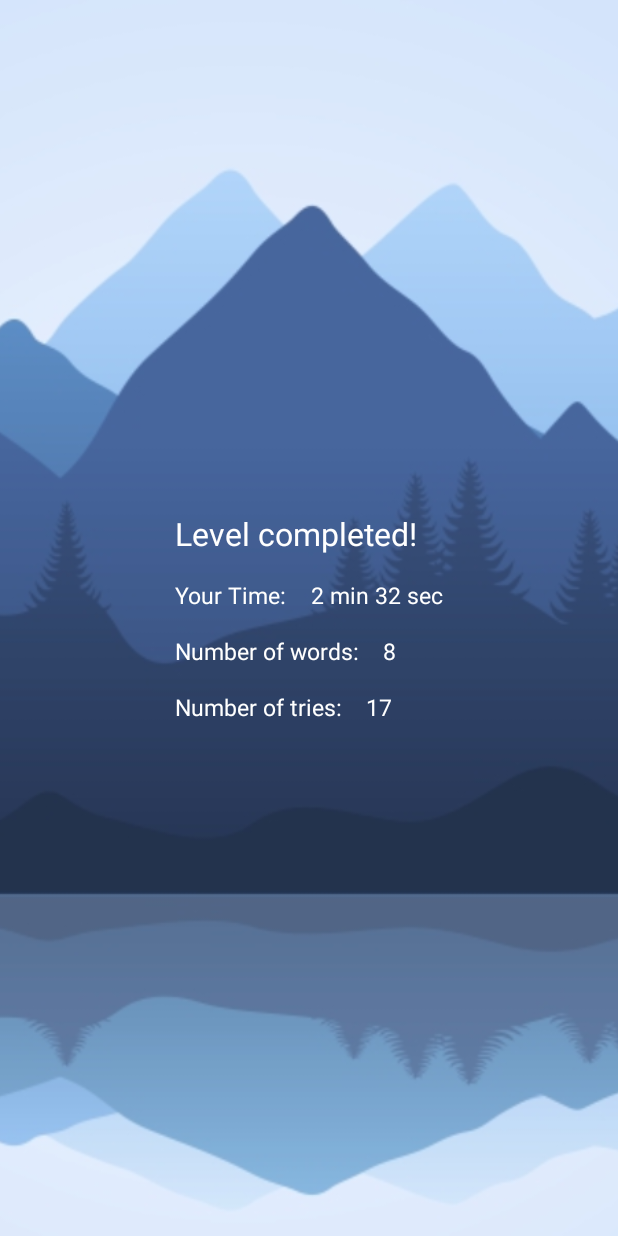
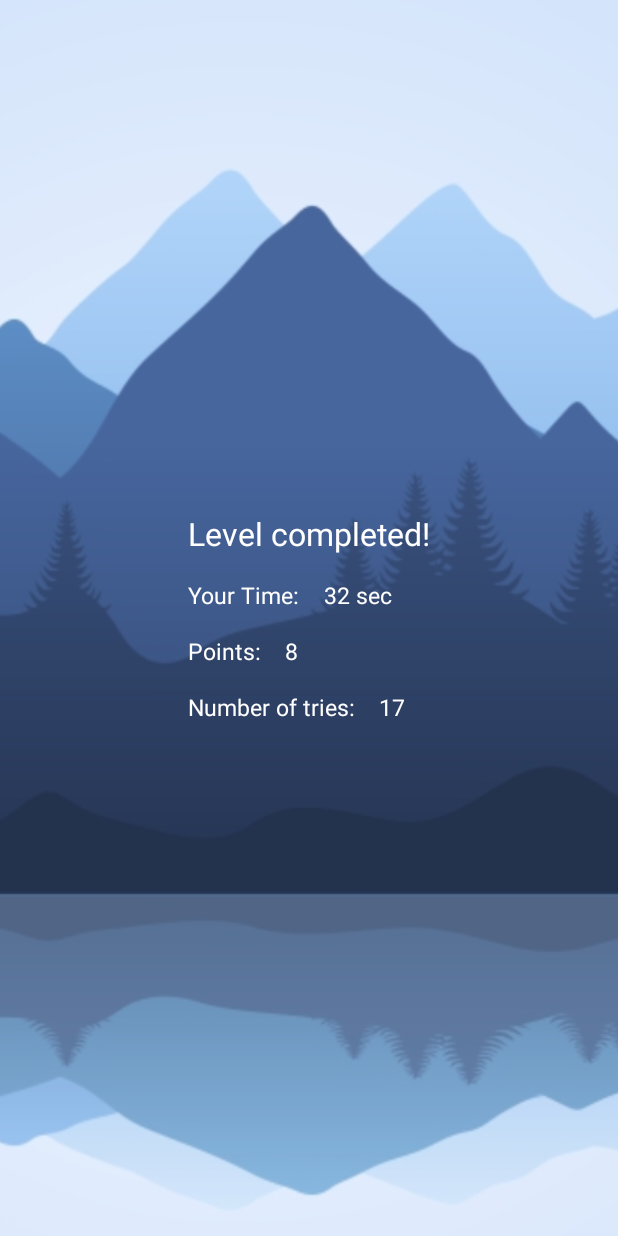
Before and after one commit to vaaz1/DoubleSpeak, an Android app: the layout activity_win.xml on its own in the app's theme, with its tools: preview values and no code run, on a phone screen of 412 x 824 dp. Run offline under Robolectric (Android 15) with nearby library versions, the phone set to English and light mode, and no system bars.

Commit message:
card_item layout activity_win screen

```diff
--- a/app/src/main/java/com/example/android/doublespeak/activities/GameFinishActivity.java
+++ b/app/src/main/java/com/example/android/doublespeak/activities/GameFinishActivity.java
@@ -24,10 +24,11 @@ public class GameFinishActivity extends AppCompatActivity {
         setContentView(R.layout.activity_win);
 
         Intent intent = getIntent();
-        text_time = intent.getStringExtra("time");
+        text_time = intent.getStringExtra("time")+" sec";
         text_points = intent.getStringExtra("points");
         text_tries = intent.getStringExtra("tries");
         text_win_lose = intent.getStringExtra("win_lose");
+
 
 
         TextView timeTextView = findViewById(R.id.time_score);
--- a/app/src/main/java/com/example/android/doublespeak/carddata/Animal.java
+++ b/app/src/main/java/com/example/android/doublespeak/carddata/Animal.java
@@ -24,7 +24,7 @@ public class Animal extends CardLanguage {
         addEasyLanguages("Affe");
         addEasyLanguages("Kuh");
         addEasyLanguages("Esel");
-        addEasyLanguages("Raupe");
+        addEasyLanguages("Taube");
         addEasyLanguages("Pfau");
         addEasyLanguages("Hai");
         addEasyLanguages("Reh");
--- a/app/src/main/res/layout/activity_win.xml
+++ b/app/src/main/res/layout/activity_win.xml
@@ -36,7 +36,7 @@
             android:padding="@dimen/layout_content_divider"
             android:textColor="@android:color/white"
             android:textSize="@dimen/typography_body2"
-            tools:text="Your Time:" />
+            android:text="Your Time:" />
 
         <TextView
             android:id="@+id/time_score"
@@ -47,7 +47,7 @@
             android:padding="@dimen/layout_content_divider"
             android:textColor="@android:color/white"
             android:textSize="@dimen/typography_body2"
-            tools:text="2 min 32 sec" />
+            tools:text="32 sec" />
 
         <TextView
             android:id="@+id/word_number_title"
@@ -57,7 +57,7 @@
             android:padding="@dimen/layout_content_divider"
             android:textColor="@android:color/white"
             android:textSize="@dimen/typography_body2"
-            tools:text="Number of words:" />
+            android:text="Points:" />
 
         <TextView
             android:id="@+id/word_number_score"
@@ -78,7 +78,7 @@
             android:padding="@dimen/layout_content_divider"
             android:textColor="@android:color/white"
             android:textSize="@dimen/typography_body2"
-            tools:text="Number of tries:" />
+            android:text="Number of tries:" />
 
         <TextView
             android:id="@+id/tries_number_score"
```
Also changed, not shown: app/src/main/java/com/example/android/doublespeak/activities/MainActivity.java (+13 -2 lines).
